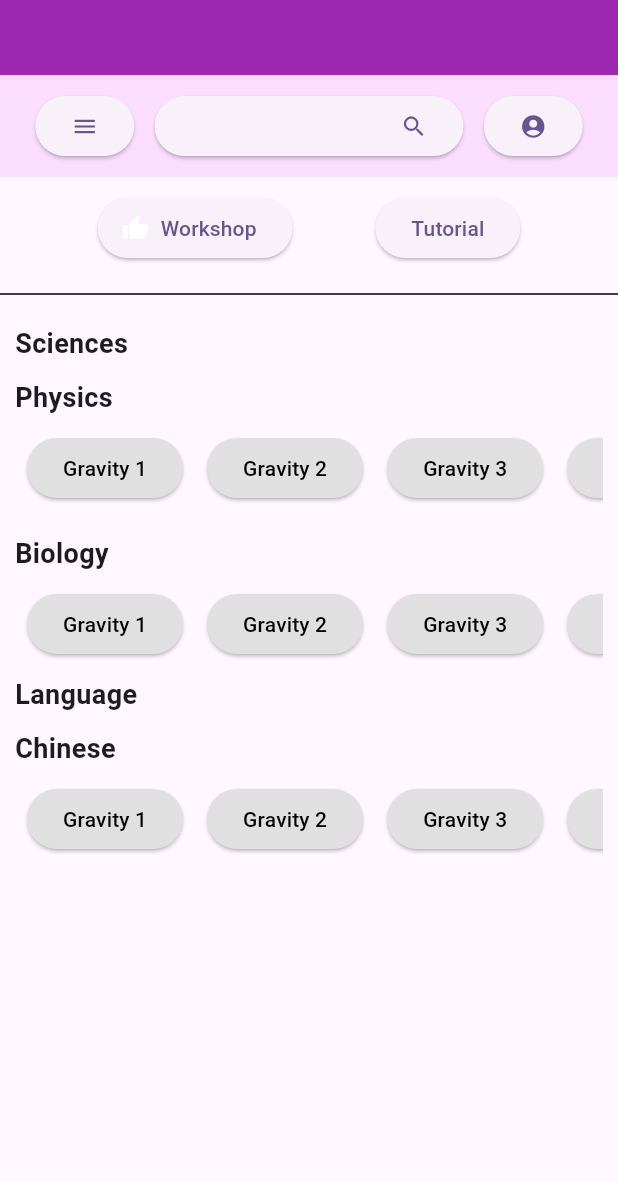
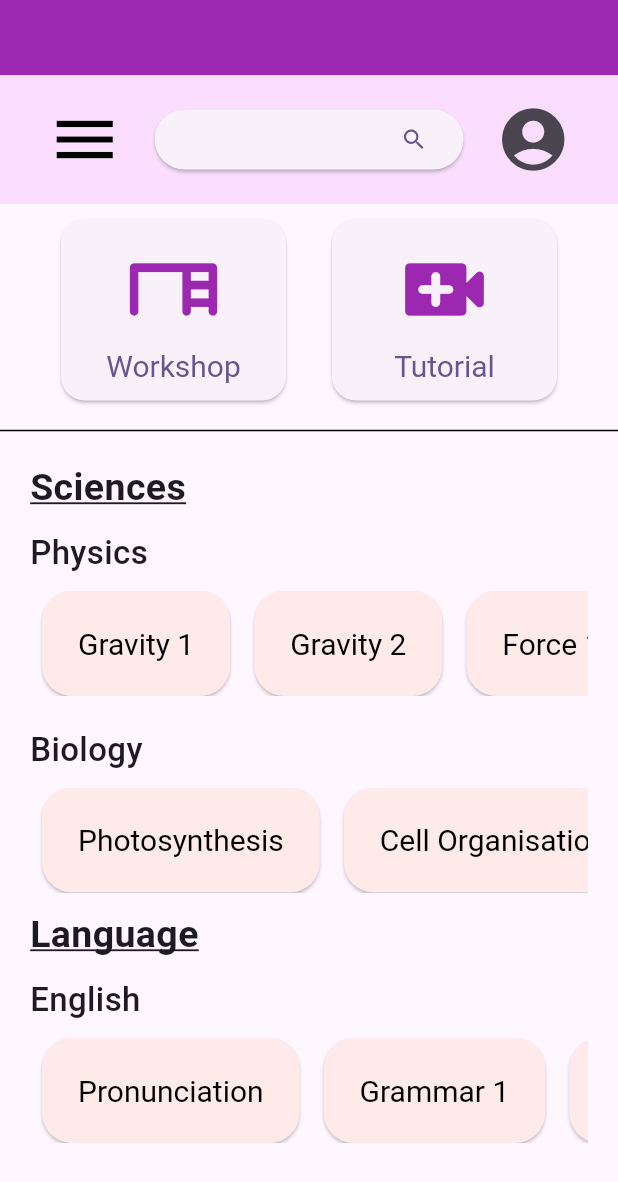
Before and after one commit to TadaaLenard/TechFest-LearningApps, a Flutter app: the screen it shows after launch, on a phone screen of 412 x 824 dp. Shown: the top 1182 px of the screen. Run offline on Flutter 3.47's test engine with Material 3 defaults, Android fonts, the phone set to English and light mode, and no system bars.

Commit message:
done homepage design

```diff
--- a/ilearn/lib/homepage.dart
+++ b/ilearn/lib/homepage.dart
@@ -25,14 +25,17 @@ class _MyHomePageState extends State<MyHomePage> {
 
   @override
   Widget build(BuildContext context) {
-    // This method is rerun every time setState is called, for instance as done
-    // by the _incrementCounter method above.
-    //
-    // The Flutter framework has been optimized to make rerunning build methods
-    // fast, so that you can just rebuild anything that needs updating rather
-    // than having to individually change instances of widgets.
     return Scaffold(
-      body: SingleChildScrollView(
+      body: Theme(
+        data: Theme.of(context).copyWith(
+          elevatedButtonTheme: ElevatedButtonThemeData(
+            style: ElevatedButton.styleFrom(
+              textStyle:
+                  TextStyle(fontSize: 20), // Change only for this Scaffold
+            ),
+          ),
+        ),
+        child: SingleChildScrollView(
           // Makes the screen scrollable
           child: Center(
             child: Column(
@@ -49,12 +52,14 @@ class _MyHomePageState extends State<MyHomePage> {
                   child: Row(
                     mainAxisAlignment: MainAxisAlignment.spaceEvenly,
                     children: [
-                    ElevatedButton(
+                      IconButton(
                         onPressed: () {
                           print("Button Pressed!");
                         },
-                      child: Icon(
+                        icon: Icon(
                           Icons.menu,
+                          size: 50,
+                          color: Colors.black, // Adjust color as needed
                         ),
                       ),
                       SizedBox(
@@ -72,11 +77,12 @@ class _MyHomePageState extends State<MyHomePage> {
                               ]),
                         ),
                       ),
-                    ElevatedButton(
+                      IconButton(
                         onPressed: () {
                           print("Button Pressed!");
                         },
-                      child: Icon(
+                        icon: Icon(
+                          size: 50,
                           Icons.account_circle,
                         ),
                       )
@@ -84,22 +90,57 @@ class _MyHomePageState extends State<MyHomePage> {
                   ),
                 ),
                 Container(
-                padding: EdgeInsets.all(10),
+                  padding: const EdgeInsets.all(10),
                   child: Row(
                     mainAxisAlignment: MainAxisAlignment.spaceEvenly,
                     children: [
-                    ElevatedButton.icon(
-                      icon: Icon(Icons.thumb_up, color: Colors.white),
+                      SizedBox(
+                        width: 150,
+                        child: ElevatedButton(
+                          onPressed: () {},
+                          style: ElevatedButton.styleFrom(
+                            padding: EdgeInsets.symmetric(
+                                vertical: 12, horizontal: 16), // Adjust padding
+                            shape: RoundedRectangleBorder(
+                              borderRadius: BorderRadius.circular(
+                                  16), // Adjust border radius
+                            ),
+                          ),
+                          child: const Column(
+                            mainAxisSize:
+                                MainAxisSize.min, // Keep button compact
+                            children: [
+                              Icon(Icons.desk_rounded,
+                                  color: Colors.purple,
+                                  size: 70), // Adjust size if needed
+                              SizedBox(
+                                  height: 4), // Space between icon and text
+                              Text("Workshop"),
+                            ],
+                          ),
+                        ),
+                      ),
+                      SizedBox(
+                        width: 150,
+                        child: ElevatedButton(
                           onPressed: () {
                             print("Button Pressed!");
                           },
-                      label: Text("Workshop"),
+                          style: ElevatedButton.styleFrom(
+                            padding: EdgeInsets.symmetric(
+                                vertical: 12, horizontal: 16), // Adjust padding
+                            shape: RoundedRectangleBorder(
+                              borderRadius: BorderRadius.circular(
+                                  16), // Adjust border radius
                             ),
-                    ElevatedButton(
-                      onPressed: () {
-                        print("Button Pressed!");
-                      },
-                      child: Text("Tutorial"),
+                          ),
+                          child: const Column(children: [
+                            Icon(Icons.video_call_rounded,
+                                color: Colors.purple,
+                                size: 70), // Adjust size if needed
+                            SizedBox(height: 4), Text("Tutorial")
+                          ]),
+                        ),
                       ),
                     ],
                   ),
@@ -110,74 +151,80 @@ class _MyHomePageState extends State<MyHomePage> {
                   height: 20, // Space around the divider
                 ),
                 Container(
-                padding: EdgeInsets.all(10),
+                  padding: EdgeInsets.fromLTRB(20, 10, 20, 10),
                   child: Column(
                     crossAxisAlignment: CrossAxisAlignment.start,
                     children: [
                       Text(
                         "Sciences",
-                      style:
-                          TextStyle(fontSize: 18, fontWeight: FontWeight.bold),
+                        style: TextStyle(
+                          fontSize: 25,
+                          fontWeight: FontWeight.bold,
+                          decoration: TextDecoration.underline,
+                        ),
                       ),
                       SizedBox(height: 10),
                       Text(
                         "Physics",
-                      style:
-                          TextStyle(fontSize: 18, fontWeight: FontWeight.bold),
+                        style: TextStyle(
+                            fontSize: 22, fontWeight: FontWeight.w500),
                       ),
                       SizedBox(height: 10),
                       ScrollableButtonList(
                         items: [
                           "Gravity 1",
                           "Gravity 2",
-                        "Gravity 3",
-                        "Gravity 3",
-                        "Gravity 3"
+                          "Force 1",
+                          "Force 2",
+                          "Electromagnetic"
                         ],
                       ),
                       SizedBox(height: 10),
                       SizedBox(height: 10),
                       Text(
                         "Biology",
-                      style:
-                          TextStyle(fontSize: 18, fontWeight: FontWeight.bold),
+                        style: TextStyle(
+                            fontSize: 22, fontWeight: FontWeight.w500),
                       ),
                       SizedBox(height: 10),
                       ScrollableButtonList(
                         items: [
-                        "Gravity 1",
-                        "Gravity 2",
-                        "Gravity 3",
-                        "Gravity 3",
-                        "Gravity 3"
+                          "Photosynthesis",
+                          "Cell Organisation",
+                          "Nutrition",
+                          "Reproduction",
                         ],
                       ),
                       SizedBox(height: 10),
                       Text(
                         "Language",
-                      style:
-                          TextStyle(fontSize: 18, fontWeight: FontWeight.bold),
+                        style: TextStyle(
+                          fontSize: 25,
+                          fontWeight: FontWeight.bold,
+                          decoration: TextDecoration.underline,
+                        ),
                       ),
                       SizedBox(height: 10),
                       Text(
-                      "Chinese",
-                      style:
-                          TextStyle(fontSize: 18, fontWeight: FontWeight.bold),
+                        "English",
+                        style: TextStyle(
+                            fontSize: 22, fontWeight: FontWeight.w500),
                       ),
                       SizedBox(height: 10),
                       ScrollableButtonList(
                         items: [
-                        "Gravity 1",
-                        "Gravity 2",
-                        "Gravity 3",
-                        "Gravity 3",
-                        "Gravity 3"
+                          "Pronunciation",
+                          "Grammar 1",
+                          "Grammar 2",
+                          "Grammar 3",
+                          "Formal Writing"
                         ],
                       ),
                     ],
                   ),
                 ),
               ],
+            ),
           ),
         ),
       ),
@@ -198,12 +245,15 @@ class ScrollableButtonList extends StatelessWidget {
         children: items.map((item) {
           return Padding(
             padding: const EdgeInsets.symmetric(horizontal: 8.0),
+            child: SizedBox(
+              height: 70,
               child: ElevatedButton(
                 onPressed: () {
                   print("$item Clicked");
                 },
                 style: ElevatedButton.styleFrom(
-                backgroundColor: Colors.grey[300], // Light grey color
+                  backgroundColor: const Color.fromARGB(
+                      255, 255, 234, 234), // Light grey color
                   shape: RoundedRectangleBorder(
                     borderRadius: BorderRadius.circular(20), // Rounded corners
                   ),
@@ -213,6 +263,7 @@ class ScrollableButtonList extends StatelessWidget {
                   style: TextStyle(color: Colors.black), // Text color
                 ),
               ),
+            ),
           );
         }).toList(),
       ),
```
Lines whose indentation alone changed are shown as unchanged.
